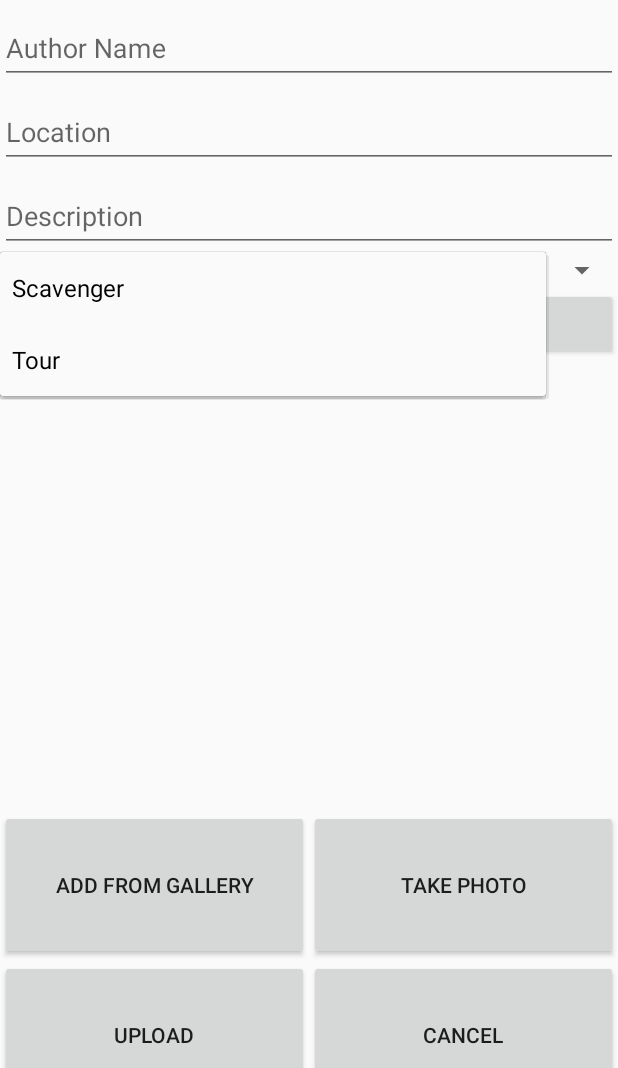
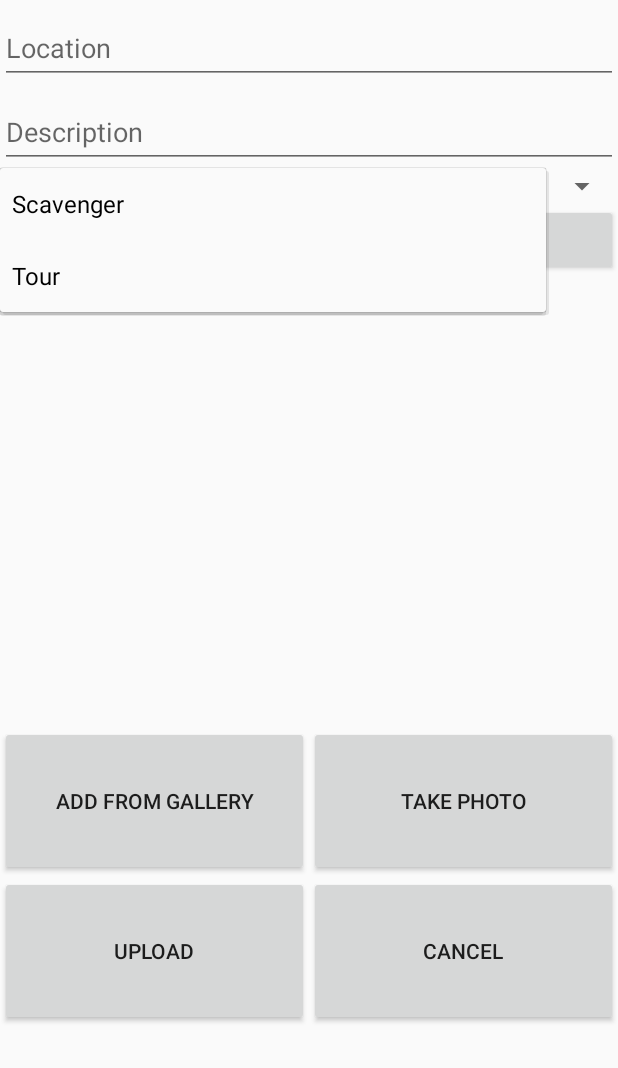
Before and after one commit to rolledback/PhotoHunt, an Android app: the CreateNewPhotoHuntActivity screen opened directly, with no data from a screen before it, after a tap on "Scavenger", on a phone screen of 412 x 824 dp, the part 168-1236 px from its top. Run offline under Robolectric (Android 15) with nearby library versions, the phone set to English and light mode, and no system bars; libraries missing offline, so code that uses them is left out: com.parse.

Commit message:
now you don't have to put in author field, it puts the username instead

```diff
--- a/app/src/main/res/layout/activity_create_new_photo_hunt.xml
+++ b/app/src/main/res/layout/activity_create_new_photo_hunt.xml
@@ -48,24 +48,24 @@
                         android:hint="Name of Photo Hunt" />
                 </android.support.design.widget.TextInputLayout>
 
-                <android.support.design.widget.TextInputLayout
-                    android:id="@+id/input_layout_author"
-                    android:layout_below="@+id/input_layout_name"
-                    android:layout_width="match_parent"
-                    android:layout_height="wrap_content">
+                <!--<android.support.design.widget.TextInputLayout-->
+                    <!--android:id="@+id/input_layout_author"-->
+                    <!--android:layout_below="@+id/input_layout_name"-->
+                    <!--android:layout_width="match_parent"-->
+                    <!--android:layout_height="wrap_content">-->
 
-                    <EditText
-                        android:id="@+id/input_author"
-                        android:layout_width="match_parent"
-                        android:layout_height="wrap_content"
-                        android:singleLine="true"
-                        android:inputType="textCapWords"
-                        android:hint="Author Name" />
-                </android.support.design.widget.TextInputLayout>
+                    <!--<EditText-->
+                        <!--android:id="@+id/input_author"-->
+                        <!--android:layout_width="match_parent"-->
+                        <!--android:layout_height="wrap_content"-->
+                        <!--android:singleLine="true"-->
+                        <!--android:inputType="textCapWords"-->
+                        <!--android:hint="Author Name" />-->
+                <!--</android.support.design.widget.TextInputLayout>-->
 
                 <android.support.design.widget.TextInputLayout
                     android:id="@+id/input_layout_location"
-                    android:layout_below="@+id/input_layout_author"
+                    android:layout_below="@+id/input_layout_name"
                     android:layout_width="match_parent"
                     android:layout_height="wrap_content">
 
```
Also changed, not shown: app/src/main/java/mrayer/photohunt/CreateNewPhotoHuntActivity.java (+10 -9 lines), app/src/main/java/mrayer/photohunt/PhotoHuntAlbum.java (+8 -0 lines).
